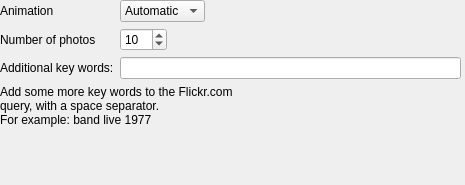
Before: the Qt Designer form src/context/applets/photos/photosSettings.ui in netrunner-debian-kde-extras/amarok, drawn with Qt 5.
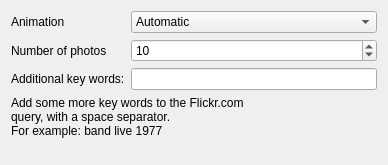
After: the same form once the commit is applied. Custom widgets are drawn as their Qt base class.

Diff of the .ui file:
```diff
--- a/src/context/applets/photos/photosSettings.ui
+++ b/src/context/applets/photos/photosSettings.ui
@@ -6,34 +6,13 @@
    <rect>
     <x>0</x>
     <y>0</y>
-    <width>465</width>
-    <height>185</height>
-   </rect>
-  </property>
-  <property name="sizePolicy">
-   <sizepolicy hsizetype="Preferred" vsizetype="Preferred">
-    <horstretch>0</horstretch>
-    <verstretch>0</verstretch>
-   </sizepolicy>
-  </property>
-  <property name="minimumSize">
-   <size>
-    <width>465</width>
-    <height>185</height>
-   </size>
-  </property>
-  <widget class="QWidget" name="formLayoutWidget">
-   <property name="geometry">
-    <rect>
-     <x>0</x>
-     <y>0</y>
-     <width>461</width>
-     <height>181</height>
+    <width>388</width>
+    <height>165</height>
     </rect>
    </property>
    <layout class="QFormLayout" name="formLayout">
-    <property name="fieldGrowthPolicy">
-     <enum>QFormLayout::ExpandingFieldsGrow</enum>
+   <property name="labelAlignment">
+    <set>Qt::AlignLeading|Qt::AlignLeft|Qt::AlignVCenter</set>
     </property>
     <item row="0" column="0">
      <widget class="QLabel" name="animationLabel">
@@ -112,13 +91,7 @@
     </item>
    </layout>
   </widget>
- </widget>
  <customwidgets>
-  <customwidget>
-   <class>KComboBox</class>
-   <extends>QComboBox</extends>
-   <header>kcombobox.h</header>
-  </customwidget>
   <customwidget>
    <class>KIntSpinBox</class>
    <extends>QSpinBox</extends>
@@ -129,6 +102,11 @@
    <extends>QLineEdit</extends>
    <header>klineedit.h</header>
   </customwidget>
+  <customwidget>
+   <class>KComboBox</class>
+   <extends>QComboBox</extends>
+   <header>kcombobox.h</header>
+  </customwidget>
  </customwidgets>
  <resources/>
  <connections/>
```
Lines whose indentation alone changed are shown as unchanged.
